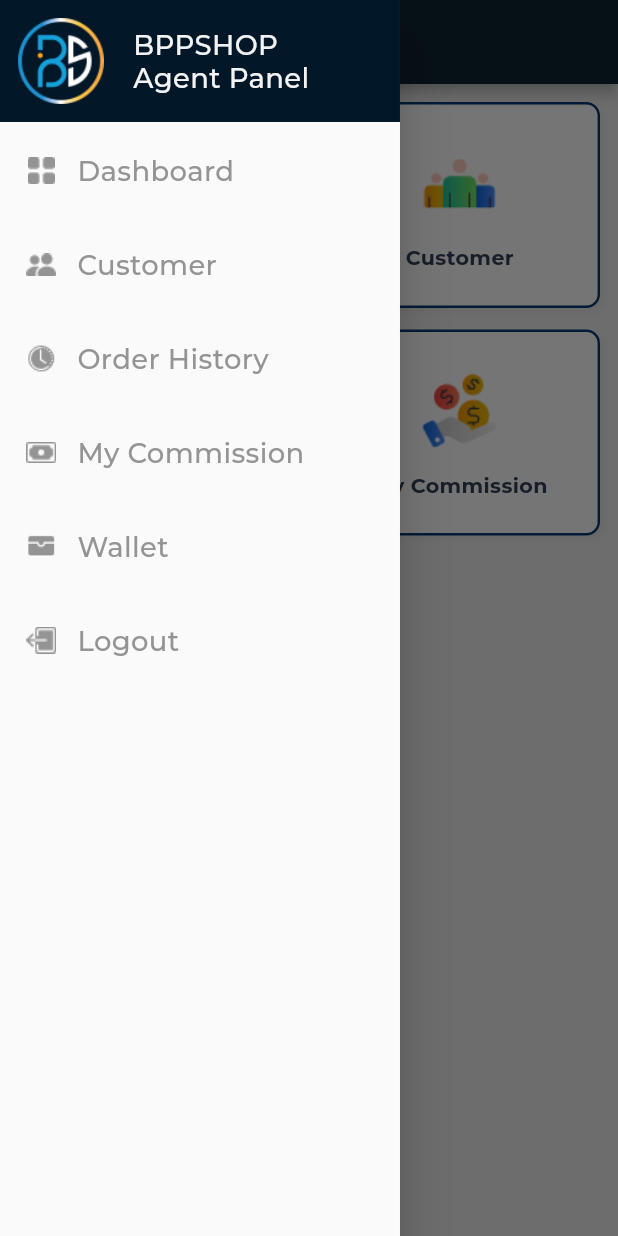
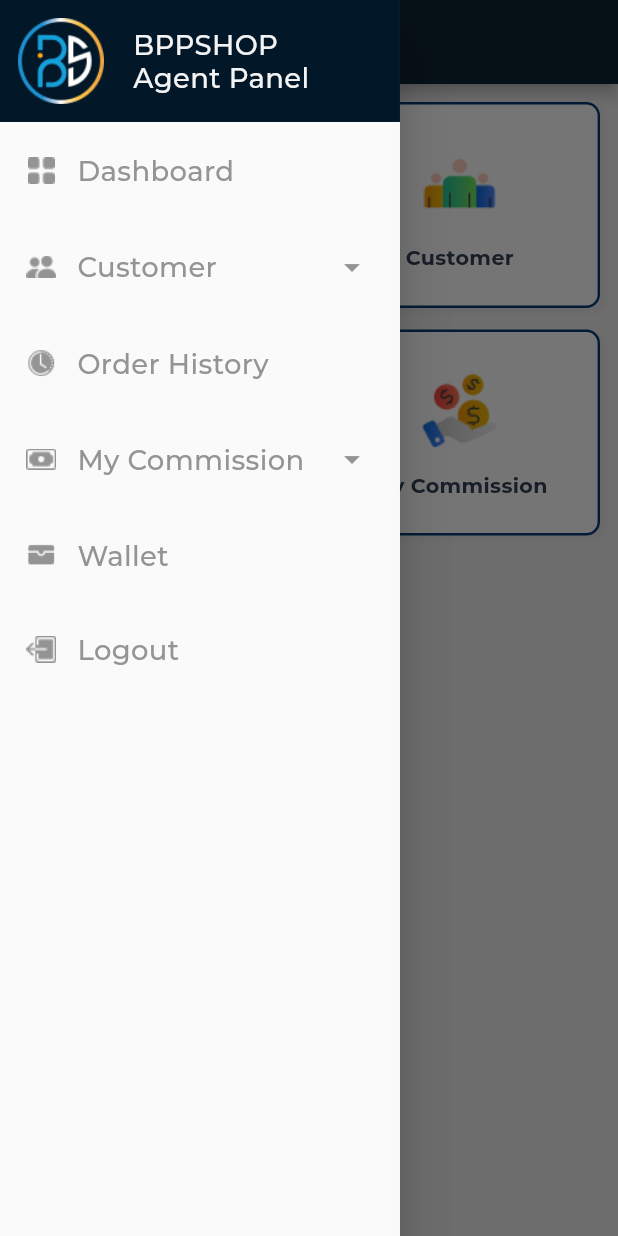
Before and after one commit to omit-excelit/bppshop, a Flutter app: the HomePage screen opened directly, with the side drawer open, on a phone screen of 412 x 824 dp. Run offline on Flutter 3.47's test engine with Material 2 defaults, Android fonts, the phone set to English and light mode, and no system bars; our stand-ins replace flutter_screenutil, flutter_svg, google_fonts; missing offline and left inert: day_13; project files that could hold a hidden picture were left out.

Commit message:
Update my_drawer page

```diff
--- a/lib/drawer/my_drawer.dart
+++ b/lib/drawer/my_drawer.dart
@@ -58,11 +58,18 @@ class _MyDrawerPageState extends State<MyDrawerPage> {
                     GestureDetector(
                       onTap: (){},
                       child: Container(
+                        width: double.maxFinite,
                         child: Row(
+                          mainAxisAlignment: MainAxisAlignment.spaceBetween,
+                          children: [
+                            Row(
                               children: [
                                 Image.asset("images/people.png",height: 18.h,width: 18.w,),
                                 SizedBox(width: 12.w,),
                                 Text("Customer", style: myStyleMontserrat(16.sp, drawerItemColor, FontWeight.w500),),
+                              ],
+                            ),
+                            Icon(Icons.arrow_drop_down_outlined, size: 25, color: drawerItemColor,),
                           ],
                         ),
                       ),
@@ -85,10 +92,16 @@ class _MyDrawerPageState extends State<MyDrawerPage> {
                       onTap: (){},
                       child: Container(
                         child: Row(
+                          mainAxisAlignment: MainAxisAlignment.spaceBetween,
+                          children: [
+                            Row(
                               children: [
                                 Image.asset("images/cash.png",height: 18.h,width: 18.w,),
                                 SizedBox(width: 12.w,),
                                 Text("My Commission", style: myStyleMontserrat(16.sp, drawerItemColor, FontWeight.w500),),
+                              ],
+                            ),
+                            Icon(Icons.arrow_drop_down_outlined, size: 25, color: drawerItemColor,),
                           ],
                         ),
                       ),
```
Lines whose indentation alone changed are shown as unchanged.
